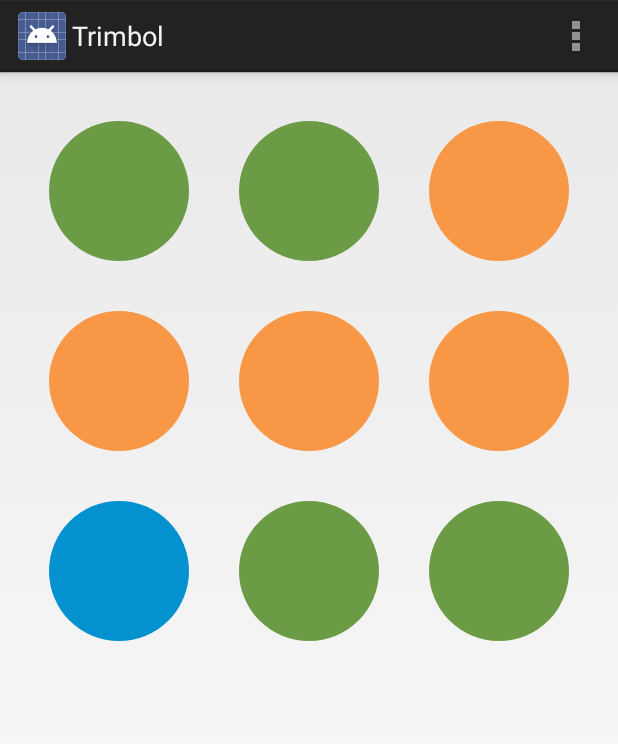
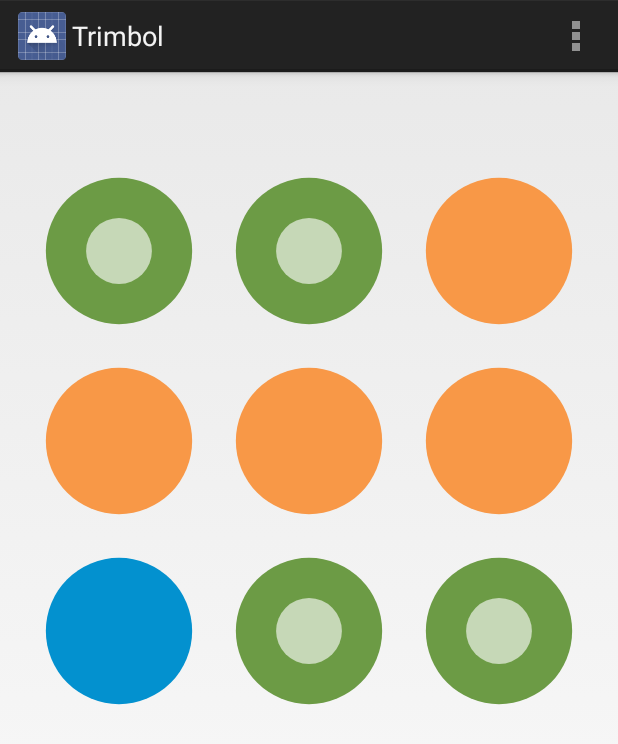
Before and after one commit to ajbtee/trimbol, an Android app: the screen it shows after launch (PuzzleActivity), on a phone screen of 412 x 824 dp. Shown: the top 744 px of the screen. Run offline under Robolectric (Android 15) with nearby library versions, the light colour scheme and no system bars.

Commit message:
visual changes

```diff
--- a/app/src/main/java/com/detroitlabs/trimbol/activities/PuzzleActivity.java
+++ b/app/src/main/java/com/detroitlabs/trimbol/activities/PuzzleActivity.java
@@ -57,7 +57,7 @@ public class PuzzleActivity extends Activity {
 }
 
     // ** CREATE PUZZLE **
-    // =Generate grid object based on difficulty setting
+    // ===Generate grid object based on difficulty setting
     // ===PuzzleGen.class: Generate solvable puzzle (grid)
     // PuzzleActivity.class: Instantiate spawners
         // Ripple spawners
--- a/app/src/main/java/com/detroitlabs/trimbol/objects/Grid.java
+++ b/app/src/main/java/com/detroitlabs/trimbol/objects/Grid.java
@@ -3,7 +3,7 @@ package com.detroitlabs.trimbol.objects;
 /**
  * Created by andrewjb on 11/8/14.
  */
-public class Grid {
+public class Grid{
 
     // grid size
     final int gridX = 3;
--- a/app/src/main/java/com/detroitlabs/trimbol/views/SymbolView.java
+++ b/app/src/main/java/com/detroitlabs/trimbol/views/SymbolView.java
@@ -18,57 +18,34 @@ import com.detroitlabs.trimbol.objects.Symbol;
  */
 public class SymbolView extends View {
 
-    Paint circlePaint;
-    static final int MIN_DISTANCE = 150;
+    private final int MIN_DISTANCE = 26;
     private float x1, y1, distanceX, distanceY;
+    private int y, x;
+
     private Grid grid;
     private Symbol symbol;
     private Context context;
-    private int y, x;
+    private float screenWidth = getContext().getResources().getDisplayMetrics().widthPixels;
 
-    private void init(Grid grid, int y, int x){
-
-        this.grid = grid;
-
-        circlePaint = new Paint();
-        switch (this.grid.getSymbol(y,x).getType()){
-            case Symbol.ROC:
-                circlePaint.setARGB(255, 108, 155, 69);
-                break;
-            case Symbol.PAP:
-                circlePaint.setARGB(255, 3, 145, 207);
-                break;
-            case Symbol.SCI:
-                circlePaint.setARGB(255, 248, 152, 71);
-                break;
-        }
-        //circlePaint.setStrokeWidth(20);
-        circlePaint.setAntiAlias(true);
-        circlePaint.setStyle(Paint.Style.FILL);
-    }
+    private Paint paintCircle;
+    private Paint paintSelected;
+    private Paint paintRoc;
+    private Paint paintPap;
+    private Paint paintSci;
 
     public SymbolView(Context context, Grid grid, int row, int column) {
         super(context);
-        this.y = row;
-        this.x = column;
-        this.context = context;
-        init(grid, row, column);
+        init(grid, row, column, context);
     }
 
     public SymbolView(Context context, AttributeSet attrs, Grid grid, int row, int column) {
-        super(context, attrs);
-        this.y = row;
-        this.x = column;
-        this.context = context;
-        init(grid, row, column);
+        super(context);
+        init(grid, row, column, context);
     }
 
     public SymbolView(Context context, AttributeSet attrs, int defStyleAttr, Grid grid, int row, int column) {
-        super(context, attrs, defStyleAttr);
-        this.y = row;
-        this.x = column;
-        this.context = context;
-        init(grid, row, column);
+        super(context);
+        init(grid, row, column, context);
     }
 
     @Override
@@ -76,8 +53,14 @@ public class SymbolView extends View {
         super.onDraw(canvas);
         float halfWidth = getWidth()/2;
         float halfHeight = getHeight()/2;
-        float radius = (halfWidth <= halfHeight ? halfWidth : halfHeight)-25;
-        canvas.drawCircle(halfWidth, halfHeight, radius, circlePaint);
+        float radius = (halfWidth <= halfHeight ? halfWidth : halfHeight) * 0.77f;
+        canvas.drawCircle(halfWidth, halfHeight, radius, paintCircle);
+
+        if (grid.getSymbol(y, x).getType() == Symbol.ROC)
+            canvas.drawCircle(halfWidth, halfHeight, radius * 0.45f, paintRoc);
+
+        if (grid.getSymbol(y, x).getState() == Symbol.STATE_SELECTED)
+            canvas.drawCircle(halfWidth, halfHeight, radius, paintSelected);
     }
 
     @Override
@@ -86,6 +69,7 @@ public class SymbolView extends View {
         switch(event.getAction())
         {
             case MotionEvent.ACTION_DOWN:
+                grid.setSymbolState(y, x, Symbol.STATE_SELECTED);
                 y1 = event.getY();
                 x1 = event.getX();
                 break;
@@ -95,16 +79,25 @@ public class SymbolView extends View {
                 distanceY = y1 - event.getY();
 
                 // Moving down if it's not NIL
-                if (getTranslationY() > 30 && grid.getSymbol(y, x).getState() != Symbol.STATE_GONE) {
+                if (getTranslationY() > MIN_DISTANCE && grid.getSymbol(y, x).getState() != Symbol.STATE_GONE) {
                     grid.setSymbolState(y, x, Symbol.STATE_GONE);
-                    Toast.makeText(context, "DOWN", Toast.LENGTH_SHORT).show();
-                }
+                    Toast.makeText(context, "DOWN", Toast.LENGTH_SHORT).show();}
+                if (getTranslationY() < -MIN_DISTANCE && grid.getSymbol(y, x).getState() != Symbol.STATE_GONE) {
+                    grid.setSymbolState(y, x, Symbol.STATE_GONE);
+                    Toast.makeText(context, "UP", Toast.LENGTH_SHORT).show();}
+                if (getTranslationX() > MIN_DISTANCE && grid.getSymbol(y, x).getState() != Symbol.STATE_GONE) {
+                    grid.setSymbolState(y, x, Symbol.STATE_GONE);
+                    Toast.makeText(context, "RIGHT", Toast.LENGTH_SHORT).show();}
+                if (getTranslationX() < -MIN_DISTANCE && grid.getSymbol(y, x).getState() != Symbol.STATE_GONE) {
+                    grid.setSymbolState(y, x, Symbol.STATE_GONE);
+                    Toast.makeText(context, "LEFT", Toast.LENGTH_SHORT).show();}
 
                 setTranslationX(scaleDistance(distanceX));
                 setTranslationY(scaleDistance(distanceY));
                 break;
 
             case MotionEvent.ACTION_UP:
+                grid.setSymbolState(y, x, Symbol.STATE_BORN);
                 ValueAnimator animator = ValueAnimator.ofFloat(1,0f);
                 animator.addUpdateListener(new ValueAnimator.AnimatorUpdateListener() {
                     @Override
@@ -125,8 +118,48 @@ public class SymbolView extends View {
         return true;
     }
 
+    private void init(Grid grid, int y, int x, Context context) {
+        this.y = y;
+        this.x = x;
+        this.grid = grid;
+        this.symbol = grid.getSymbol(y, x);
+        this.context = context;
+        makePaints(y, x);
+    }
+
+    private void makePaints(int y, int x) {
+        // paintCircle
+        paintCircle = new Paint();
+        switch (this.grid.getSymbol(y,x).getType()){
+            case Symbol.ROC:
+                paintCircle.setARGB(255, 108, 155, 69);
+                break;
+            case Symbol.PAP:
+                paintCircle.setARGB(255, 3, 145, 207);
+                break;
+            case Symbol.SCI:
+                paintCircle.setARGB(255, 248, 152, 71);
+                break;
+        }
+        paintCircle.setAntiAlias(true);
+        paintCircle.setStyle(Paint.Style.FILL);
+
+        // paintSelected
+        paintSelected = new Paint();
+        paintSelected.setARGB(255, 50, 50, 50);
+        paintSelected.setStrokeWidth(6);
+        paintSelected.setAntiAlias(true);
+        paintSelected.setStyle(Paint.Style.STROKE);
+
+        // paintRoc
+        paintRoc = new Paint();
+        paintRoc.setARGB(255, 198, 216, 183);
+        paintRoc.setAntiAlias(true);
+        paintRoc.setStyle(Paint.Style.FILL);
+    }
+
     private float scaleDistance(float distance) {
-        float scaleFactor = 0.015f;
+        float scaleFactor = 0.010f;
         float scrollBy = (float) (0.666f * ((1 - Math.exp(-1 * scaleFactor * Math.abs(distance))) / scaleFactor));
         if(distance < 0)
             return scrollBy;
--- a/app/src/main/res/layout/activity_puzzle.xml
+++ b/app/src/main/res/layout/activity_puzzle.xml
@@ -12,6 +12,7 @@
 
     <com.detroitlabs.trimbol.views.PuzzleViewGroup
         android:id="@+id/gameboard"
+        android:layout_marginTop="40dp"
         android:layout_width="match_parent"
         android:layout_height="match_parent"/>
 
```
